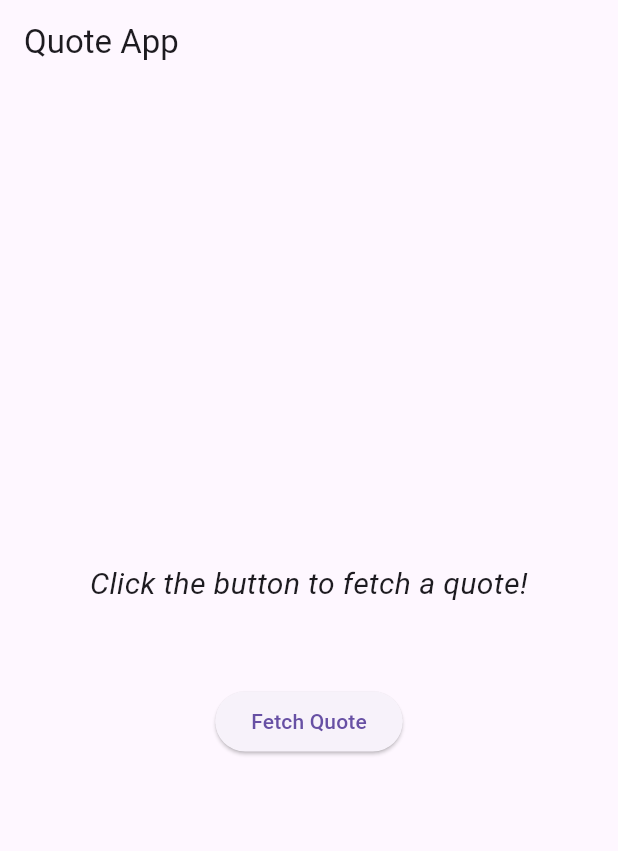
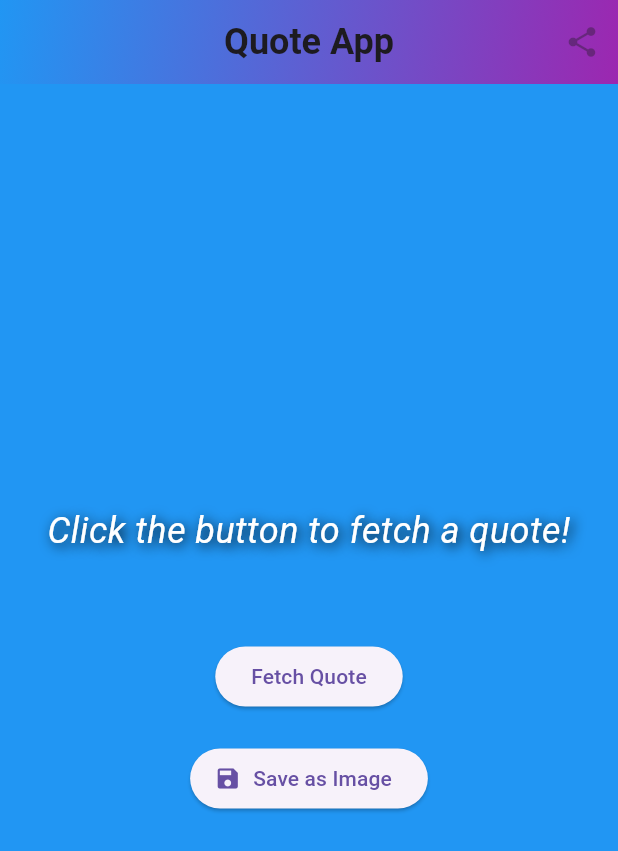
Before and after one commit to Kentswindells45/quote_app, a Flutter app: the screen it shows after launch, on a phone screen of 412 x 824 dp. Shown: the top 851 px of the screen. Run offline on Flutter 3.47's test engine with Material 3 defaults, Android fonts, the phone set to English and light mode, and no system bars; drawn by our look-alikes of screenshot; our stand-ins replace share_plus.

Commit message:
progressive update on features like share, screenshot

```diff
--- a/lib/main.dart
+++ b/lib/main.dart
@@ -13,6 +13,7 @@ class MyApp extends StatelessWidget {
   Widget build(BuildContext context) {
     return MaterialApp(
       title: 'Quote App',
+      debugShowCheckedModeBanner: false, // Disable the debug banner
       theme: ThemeData(primarySwatch: Colors.blue),
       home: const QuoteScreen(),
     );
--- a/lib/screens/quote_screen.dart
+++ b/lib/screens/quote_screen.dart
@@ -1,8 +1,12 @@
+import 'dart:io'; // For file operations
+import 'dart:math'; // For generating random numbers
 import 'package:flutter/material.dart';
 import 'package:http/http.dart' as http;
 import 'dart:convert';
+import 'package:share_plus/share_plus.dart'; // For sharing quotes
+import 'package:screenshot/screenshot.dart'; // For capturing screenshots
+import 'package:path_provider/path_provider.dart'; // For accessing device storage
 
-// Main screen for displaying quotes
 class QuoteScreen extends StatefulWidget {
   const QuoteScreen({super.key});
 
@@ -11,102 +15,196 @@ class QuoteScreen extends StatefulWidget {
 }
 
 class _QuoteScreenState extends State<QuoteScreen> {
-  // Variables to store the quote and author
   String _quote = "Click the button to fetch a quote!";
   String _author = "";
-
-  // Variable to track loading state
   bool _isLoading = false;
 
-  // Function to fetch a random quote from the ZenQuotes API
+  // List of background colors
+  final List<Color> _backgroundColors = [
+    Colors.blue,
+    Colors.green,
+    Colors.purple,
+    Colors.orange,
+    Colors.red,
+    Colors.teal,
+  ];
+
+  // Variable to store the current background color
+  Color _currentBackgroundColor = Colors.blue;
+
+  // Screenshot controller
+  final ScreenshotController _screenshotController = ScreenshotController();
+
   Future<void> fetchQuote() async {
-    const url = 'https://zenquotes.io/api/random'; // API endpoint for random quotes
+    const url = 'https://zenquotes.io/api/random';
     setState(() {
-      _isLoading = true; // Show loading indicator
+      _isLoading = true;
     });
 
     try {
-      // Make an HTTP GET request to the API
       final response = await http.get(Uri.parse(url));
       if (response.statusCode == 200) {
-        // Parse the JSON response
         final List<dynamic> data = json.decode(response.body);
         if (data.isNotEmpty && data[0]['q'] != null && data[0]['a'] != null) {
-          // Update the state with the fetched quote and author
           setState(() {
-            _quote = data[0]['q']; // Quote text
-            _author = data[0]['a']; // Author name
+            _quote = data[0]['q'];
+            _author = data[0]['a'];
+            _currentBackgroundColor =
+                _backgroundColors[Random().nextInt(_backgroundColors.length)];
           });
         } else {
-          // Handle unexpected response format
           setState(() {
             _quote = "Unexpected response format.";
             _author = "";
           });
         }
       } else {
-        // Handle HTTP errors
         setState(() {
           _quote = "Failed to fetch quote. Please try again.";
           _author = "";
         });
       }
     } catch (e) {
-      // Handle network or parsing errors
       setState(() {
         _quote = "An error occurred. Please check your connection.";
         _author = "";
       });
     } finally {
-      // Hide loading indicator
       setState(() {
         _isLoading = false;
       });
     }
   }
 
+  Future<void> saveQuoteAsImage() async {
+    try {
+      // Capture the widget as an image
+      final image = await _screenshotController.capture();
+      if (image == null) return;
+
+      // Get the directory to save the image
+      final directory = await getApplicationDocumentsDirectory();
+      final imagePath =
+          '${directory.path}/quote_${DateTime.now().millisecondsSinceEpoch}.jpg';
+
+      // Save the image to the directory
+      final file = File(imagePath);
+      await file.writeAsBytes(image);
+
+      // Show a success message
+      ScaffoldMessenger.of(context).showSnackBar(
+        SnackBar(content: Text('Quote saved as image: $imagePath')),
+      );
+    } catch (e) {
+      // Show an error message
+      ScaffoldMessenger.of(
+        context,
+      ).showSnackBar(SnackBar(content: Text('Failed to save image: $e')));
+    }
+  }
+
+  void shareQuote() {
+    final text = '$_quote\n- $_author';
+    Share.share(text);
+  }
+
   @override
   Widget build(BuildContext context) {
     return Scaffold(
-      appBar: AppBar(title: const Text('Quote App')), // App bar with title
-      body: Center(
+      appBar: AppBar(
+        flexibleSpace: Container(
+          decoration: const BoxDecoration(
+            gradient: LinearGradient(
+              colors: [Colors.blue, Colors.purple],
+              begin: Alignment.topLeft,
+              end: Alignment.bottomRight,
+            ),
+          ),
+        ),
+        title: const Text(
+          'Quote App',
+          style: TextStyle(
+            fontSize: 24,
+            fontWeight: FontWeight.bold,
+            fontFamily: 'Roboto',
+          ),
+        ),
+        centerTitle: true,
+        elevation: 0,
+        actions: [
+          IconButton(
+            icon: const Icon(Icons.share),
+            onPressed:
+                _quote != "Click the button to fetch a quote!"
+                    ? shareQuote
+                    : null,
+          ),
+        ],
+      ),
+      body: AnimatedContainer(
+        duration: const Duration(seconds: 1),
+        color: _currentBackgroundColor,
+        child: Center(
+          child: Screenshot(
+            controller: _screenshotController,
             child: Padding(
-          padding: const EdgeInsets.all(16.0), // Add padding around the content
+              padding: const EdgeInsets.all(16.0),
               child: Column(
-            mainAxisAlignment: MainAxisAlignment.center, // Center content vertically
+                mainAxisAlignment: MainAxisAlignment.center,
                 children: [
-              // Show a loading spinner if fetching a quote
                   if (_isLoading)
                     const CircularProgressIndicator()
                   else
-                // Display the quote and author
                     Column(
                       children: [
                         Text(
-                      _quote, // Display the quote text
+                          _quote,
                           textAlign: TextAlign.center,
                           style: const TextStyle(
-                        fontSize: 20,
+                            fontSize: 24,
                             fontStyle: FontStyle.italic,
+                            color: Colors.white,
+                            shadows: [
+                              Shadow(
+                                blurRadius: 10.0,
+                                color: Colors.black,
+                                offset: Offset(2.0, 2.0),
+                              ),
+                            ],
                           ),
                         ),
-                    const SizedBox(height: 10), // Add spacing
+                        const SizedBox(height: 10),
                         Text(
-                      _author.isNotEmpty ? '- $_author' : '', // Display the author if available
+                          _author.isNotEmpty ? '- $_author' : '',
                           style: const TextStyle(
-                        fontSize: 16,
+                            fontSize: 18,
                             fontWeight: FontWeight.bold,
+                            color: Colors.white,
+                            shadows: [
+                              Shadow(
+                                blurRadius: 10.0,
+                                color: Colors.black,
+                                offset: Offset(2.0, 2.0),
+                              ),
+                            ],
                           ),
                         ),
                       ],
                     ),
-              const SizedBox(height: 20), // Add spacing
-              // Button to fetch a new quote
+                  const SizedBox(height: 20),
                   ElevatedButton(
-                onPressed: fetchQuote, // Call fetchQuote when pressed
+                    onPressed: fetchQuote,
                     child: const Text('Fetch Quote'),
                   ),
+                  const SizedBox(height: 20),
+                  ElevatedButton.icon(
+                    onPressed: saveQuoteAsImage,
+                    icon: const Icon(Icons.save),
+                    label: const Text('Save as Image'),
+                  ),
                 ],
+              ),
+            ),
           ),
         ),
       ),
--- a/pubspec.yaml
+++ b/pubspec.yaml
@@ -35,6 +35,8 @@ dependencies:
   # Use with the CupertinoIcons class for iOS style icons.
   cupertino_icons: ^1.0.8
   http: ^1.3.0
+  share_plus: ^11.0.0
+  screenshot: ^3.0.0
 
 dev_dependencies:
   flutter_test:
```
Also changed, not shown: pubspec.lock, 5 other files. Lines whose indentation alone changed are shown as unchanged.
